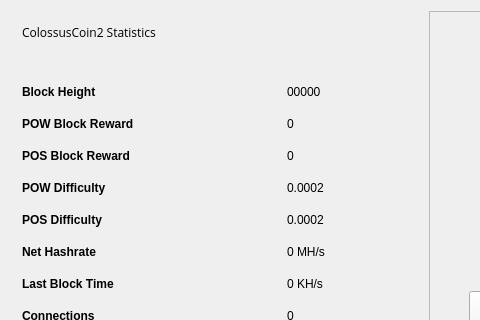
Before: the Qt Designer form src/qt/forms/statisticspage.ui in Fly-coin/Fly-coin, drawn with Qt 5; both pictures show x 0 to 480 and y 0 to 320 of the 653 by 510 pixel window.
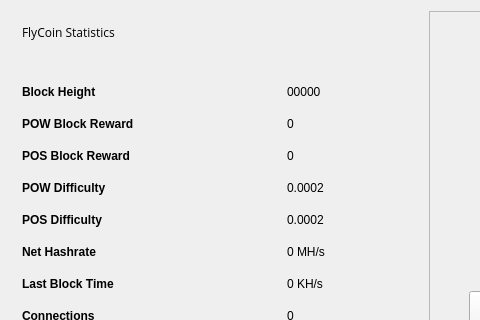
After: the same form once the commit is applied. Icons and pictures are not drawn.

Patch:
```diff
--- a/src/qt/forms/statisticspage.ui
+++ b/src/qt/forms/statisticspage.ui
@@ -295,7 +295,7 @@
            </font>
           </property>
           <property name="text">
-           <string>ColossusCoin2 Statistics</string>
+           <string>FlyCoin Statistics</string>
           </property>
          </widget>
         </item>
```
